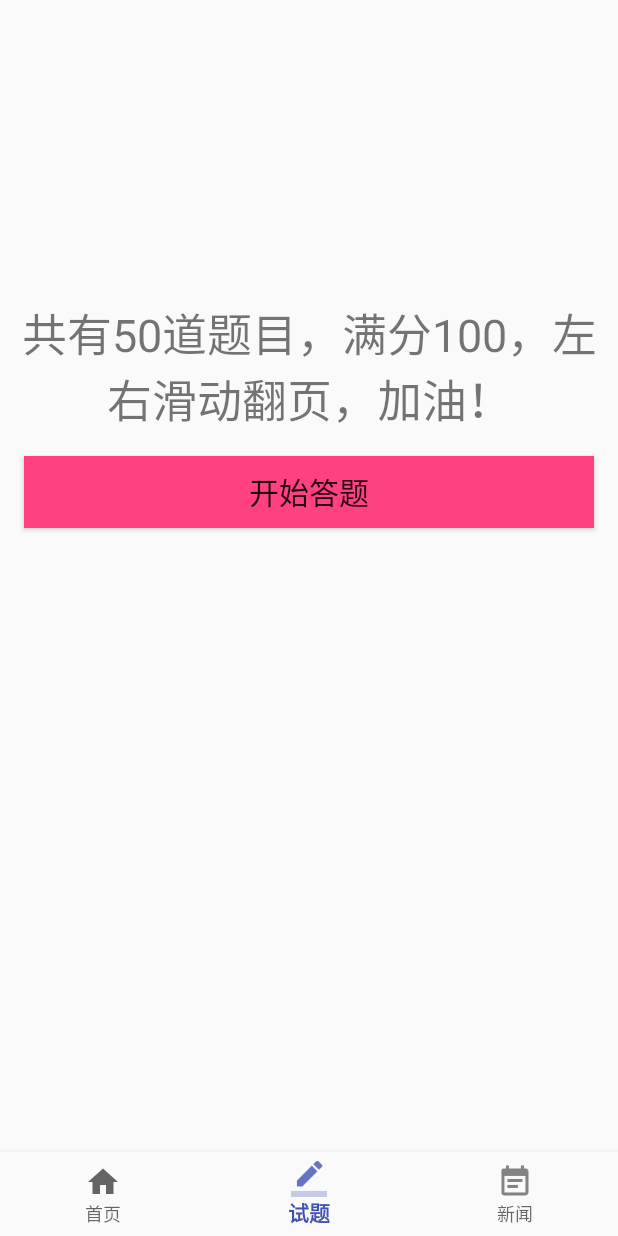
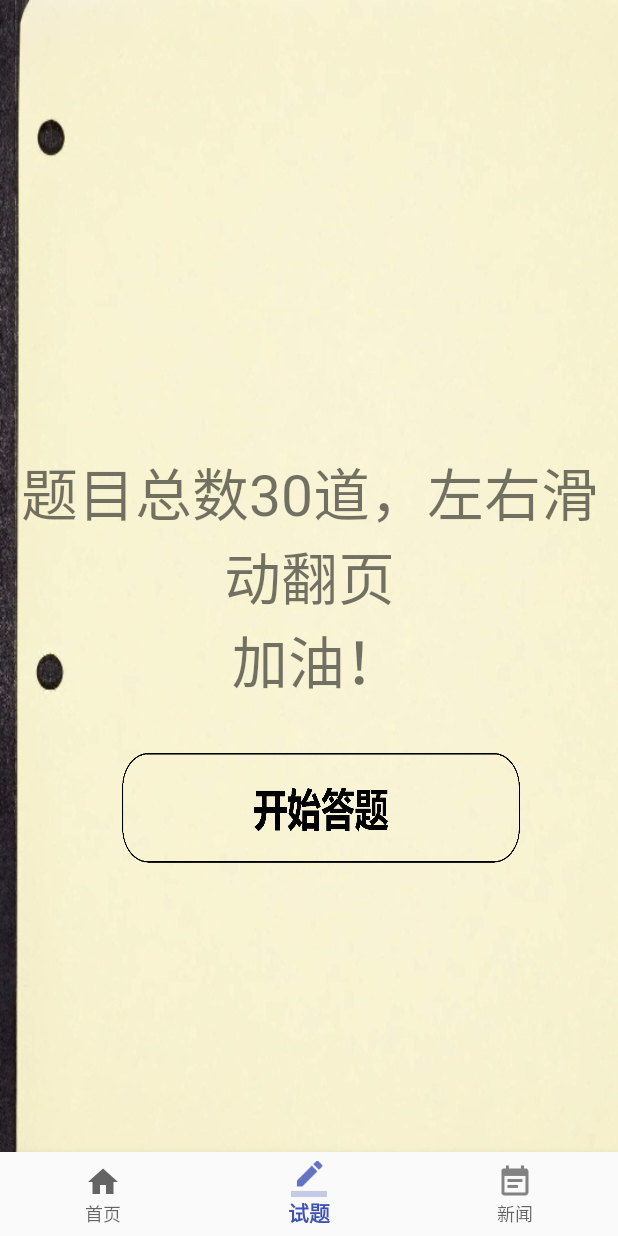
Before and after one commit to baoqianyue/PropagandaTheParty, an Android app: the screen it shows after launch (MainActivity), item 2 of the bottom bar chosen, on a phone screen of 412 x 824 dp. Run offline under Robolectric (Android 15) with nearby library versions, the phone set to English and light mode, and no system bars.

Commit message:
the most part finished

```diff
--- a/app/src/main/java/com/example/sijinsixin/HomeImageHandler.java
+++ b/app/src/main/java/com/example/sijinsixin/HomeImageHandler.java
@@ -32,7 +32,7 @@ public class HomeImageHandler extends Handler {
     public static final int MSG_PAGE_CHANGED  = 4;
 
     //轮播间隔时间
-    public static final long MSG_DELAY = 3000;
+    public static final long MSG_DELAY = 2000;
 
     //使用弱引用避免Handler泄露.这里的泛型参数可以不是Activity，也可以是Fragment等
     private WeakReference<HomeFragment> weakReference;
--- a/app/src/main/java/com/example/sijinsixin/ui/activity/GradeActivity.java
+++ b/app/src/main/java/com/example/sijinsixin/ui/activity/GradeActivity.java
@@ -18,6 +18,6 @@ public class GradeActivity extends AppCompatActivity {
         mTextView = (TextView) findViewById(R.id.tv_grade);
         SharedPreferences sp = getSharedPreferences("data", MODE_PRIVATE);
         int grade = sp.getInt("grade", 0);
-        mTextView.setText(grade+"");
+        mTextView.setText("测试结束，你一共作对了" + grade + "题！");
     }
 }
--- a/app/src/main/java/com/example/sijinsixin/ui/fragment/HomeFragment.java
+++ b/app/src/main/java/com/example/sijinsixin/ui/fragment/HomeFragment.java
@@ -130,8 +130,10 @@ public class HomeFragment extends Fragment implements View.OnClickListener {
                 break;
             case R.id.img_liangxueyizuo:
                 Intent intent2 = new Intent(getContext(), HomeContentActivity.class);
-                intent2.putExtra("targetUrl", "http://baike.baidu.com/item/%E5%9B%9B%E8%BF%9B" +
-                        "%E5%9B%9B%E4%BF%A1?sefr=cr");
+                intent2.putExtra("targetUrl", "http://baike.baidu.com/item/%E2%80%9C%E4%B8%A4" +
+                        "%E5%AD%A6%E4%B8%80%E5%81%9A%E2%80%9D%E5%AD%A6%E4%B9%A0%E6%95%99%E8" +
+                        "%82%B2?fromtitle=%E4%B8%A4%E5%AD%A6%E4%B8%80%E5%81%" +
+                        "9A&fromid=19422481&type=syn&sefr=cr");
                 startActivity(intent2);
                 break;
             case R.id.img_tradtion:
--- a/app/src/main/java/com/example/sijinsixin/ui/fragment/TestFragment.java
+++ b/app/src/main/java/com/example/sijinsixin/ui/fragment/TestFragment.java
@@ -101,7 +101,7 @@ public class TestFragment extends Fragment {
                             , Context.MODE_PRIVATE);
                     grade = pref.getInt("grade", 0);
                     Log.i(TAG, "onCheckedChanged: "+ grade);
-                    grade = grade + 2;
+                    grade = grade + 1;
                     Log.i(TAG, "onCheckedChanged: " + grade);
                     SharedPreferences.Editor editor = getContext().getSharedPreferences("data",
                             Context.MODE_PRIVATE).edit();
@@ -137,8 +137,8 @@ public class TestFragment extends Fragment {
     @Override
     public boolean onOptionsItemSelected(MenuItem item) {
         switch (item.getItemId()) {
-            case R.id.backup:
-                return true;
+//            case R.id.backup:
+//                return true;
             case R.id.exit:
                 Intent intent = new Intent(getContext(), GradeActivity.class);
                 startActivity(intent);
--- a/app/src/main/res/layout/activity_grade.xml
+++ b/app/src/main/res/layout/activity_grade.xml
@@ -11,7 +11,9 @@
         android:layout_width="match_parent"
         android:layout_height="wrap_content"
         android:layout_gravity="center"
-        android:textSize="20sp"
+        android:gravity="center"
+        android:textColor="@color/colorAccent"
+        android:textSize="50sp"
         tools:text="hhhh"/>
 
 
--- a/app/src/main/res/layout/activity_test_pager.xml
+++ b/app/src/main/res/layout/activity_test_pager.xml
@@ -3,4 +3,4 @@
     xmlns:android="http://schemas.android.com/apk/res/android"
     android:id="@+id/activity_test_pager_view_pager"
     android:layout_width="match_parent"
-    android:layout_height="match_parent"/>
+    android:layout_height="wrap_content"/>
--- a/app/src/main/res/layout/fragment_test_start.xml
+++ b/app/src/main/res/layout/fragment_test_start.xml
@@ -1,12 +1,14 @@
 <?xml version="1.0" encoding="utf-8"?>
 <LinearLayout xmlns:android="http://schemas.android.com/apk/res/android"
               android:layout_width="match_parent"
-              android:layout_height="match_parent"
+              android:layout_height="900dp"
+              android:background="@drawable/teststart"
               android:orientation="vertical">
 
     <View
         android:layout_width="match_parent"
-        android:layout_height="200dp"/>
+        android:layout_height="300dp"/>
+
 
     <TextView
         android:id="@+id/tv_test_introduction"
@@ -15,15 +17,15 @@
         android:layout_gravity="center"
         android:gravity="center"
         android:text="@string/tv_test_introduction"
-        android:textSize="30dp"/>
+        android:textSize="38dp"/>
 
     <Button
         android:id="@+id/btn_test_go"
-        android:layout_width="match_parent"
-        android:layout_height="wrap_content"
+        android:layout_width="300dp"
+        android:layout_height="104dp"
+        android:layout_gravity="center"
         android:layout_margin="16dp"
-        android:background="@color/colorAccent"
-        android:text="@string/btn_test_go"
+        android:background="@drawable/teststartbutton"
         android:textSize="20dp"/>
 
 </LinearLayout>
--- a/app/src/main/res/layout/home_viewpager_item.xml
+++ b/app/src/main/res/layout/home_viewpager_item.xml
@@ -6,7 +6,7 @@
 
     <ImageView
         android:layout_width="match_parent"
-        android:layout_height="wrap_content"
+        android:layout_height="266dp"
         android:background="@drawable/homeimg"/>
 
 
--- a/app/src/main/res/layout/home_viewpager_item1.xml
+++ b/app/src/main/res/layout/home_viewpager_item1.xml
@@ -5,6 +5,6 @@
     <ImageView
         android:background="@drawable/homeimg1"
         android:layout_width="match_parent"
-        android:layout_height="wrap_content"/>
+        android:layout_height="266dp"/>
 
 </FrameLayout>
--- a/app/src/main/res/layout/home_viewpager_item2.xml
+++ b/app/src/main/res/layout/home_viewpager_item2.xml
@@ -6,7 +6,7 @@
 
     <ImageView
         android:layout_width="match_parent"
-        android:layout_height="wrap_content"
+        android:layout_height="266dp"
         android:background="@drawable/homeimg2"/>
 
 
--- a/app/src/main/res/menu/toolbar.xml
+++ b/app/src/main/res/menu/toolbar.xml
@@ -1,11 +1,6 @@
 <?xml version="1.0" encoding="utf-8"?>
 <menu xmlns:android="http://schemas.android.com/apk/res/android"
       xmlns:app="http://schemas.android.com/apk/res-auto">
-    <item
-        android:id="@+id/backup"
-        android:icon="@drawable/ic_backup"
-        android:title="@string/ic_backup"
-        app:showAsAction="always"/>
     <item
         android:id="@+id/exit"
         android:icon="@drawable/ic_exit"
--- a/app/src/main/res/values/colors.xml
+++ b/app/src/main/res/values/colors.xml
@@ -3,4 +3,5 @@
     <color name="colorPrimary">#3F51B5</color>
     <color name="colorPrimaryDark">#303F9F</color>
     <color name="colorAccent">#FF4081</color>
+    <color name="colorStartButton">#ffff</color>
 </resources>
--- a/app/src/main/res/values/strings.xml
+++ b/app/src/main/res/values/strings.xml
@@ -1,5 +1,5 @@
 <resources>
-    <string name="app_name">SiJinSiXin</string>
+    <string name="app_name"></string>
     <string name="title_home">首页</string>
     <string name="title_test">试题</string>
     <string name="title_news">新闻</string>
@@ -11,7 +11,8 @@
     <string name="title_dashboard">Dashboard</string>
     <string name="title_notifications">Notifications</string>
     <string name="btn_start_test">开始答题</string>
-    <string name="tv_test_introduction">共有50道题目，满分100，左右滑动翻页，加油！</string>
+    <string name="tv_test_introduction">题目总数30道，左右滑动翻页\n
+    加油！</string>
     <string name="btn_test_go">开始答题</string>
     <string name="btn_test_exit">现在退出</string>
     <string name="ic_backup">返回</string>
```
Also changed, not shown: app/src/main/res/layout/fragment_home.xml (+15 -10 lines), app/src/main/res/layout/fragment_test.xml (+28 -13 lines), app/src/main/res/drawable-xxhdpi/splashactivity.png (added), app/src/main/res/drawable-xxhdpi/testcontent.jpg (added), app/src/main/res/drawable-xxhdpi/testitembg.png (added), app/src/main/res/drawable-xxhdpi/teststart.jpg (added), app/src/main/res/drawable-xxhdpi/teststartbutton.png (added).
